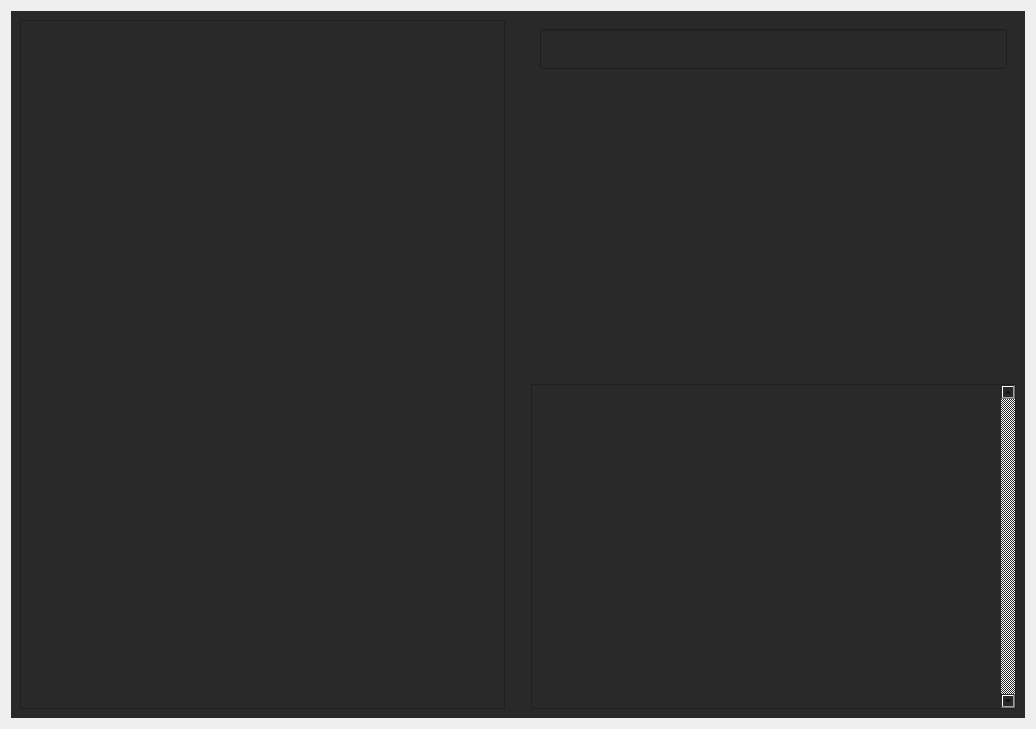
cooperkeenan/Infraction, file dashboard.ui: the form before one commit.
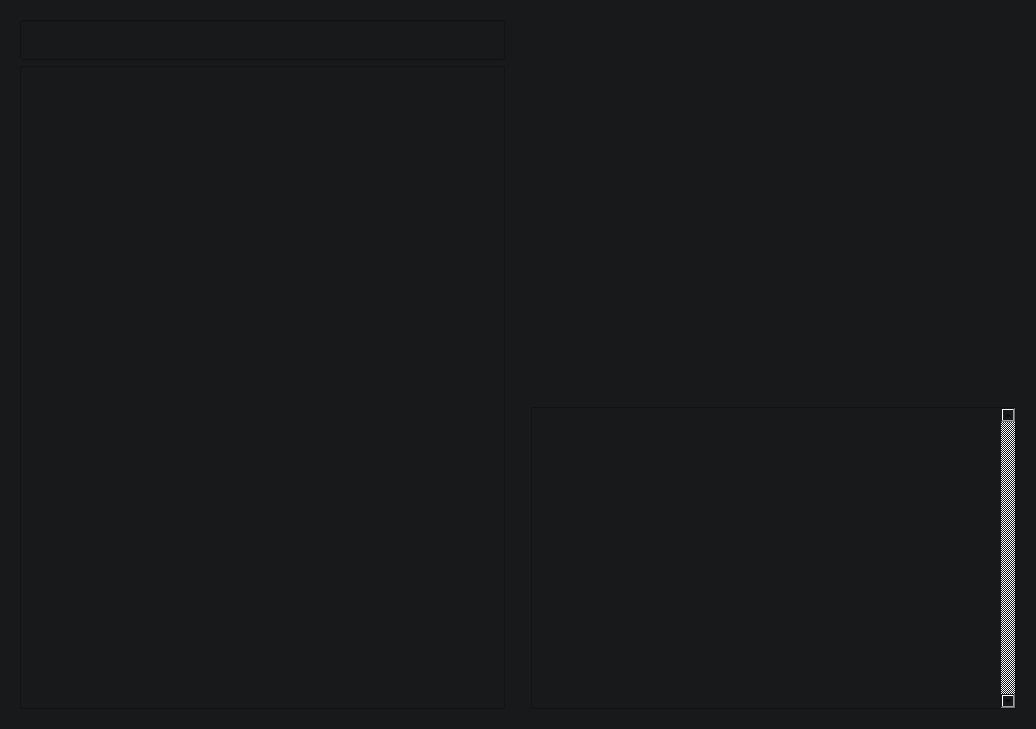
The form after the commit.

Patch:
```diff
--- a/dashboard.ui
+++ b/dashboard.ui
@@ -19,6 +19,10 @@
   <property name="windowTitle">
    <string>Form</string>
   </property>
+  <property name="styleSheet">
+   <string notr="true">
+background-color: #18191A;</string>
+  </property>
   <layout class="QVBoxLayout" name="verticalLayout">
    <item>
     <widget class="QStackedWidget" name="stackedWidget">
@@ -29,15 +33,40 @@
       </sizepolicy>
      </property>
      <property name="styleSheet">
-      <string notr="true">
-background-color: rgb(41, 41, 41);</string>
+      <string notr="true">background-color: #18191A;</string>
      </property>
      <widget class="QWidget" name="page">
+      <property name="styleSheet">
+       <string notr="true">background-color: #18191A;</string>
+      </property>
       <layout class="QGridLayout" name="gridLayout">
-       <item row="0" column="4">
-        <widget class="QWidget" name="widgetContainer" native="true">
-         <layout class="QVBoxLayout" name="verticalLayout_4">
-          <item>
+       <item row="4" column="2">
+        <spacer name="verticalSpacer">
+         <property name="orientation">
+          <enum>Qt::Vertical</enum>
+         </property>
+         <property name="sizeHint" stdset="0">
+          <size>
+           <width>20</width>
+           <height>40</height>
+          </size>
+         </property>
+        </spacer>
+       </item>
+       <item row="1" column="2">
+        <spacer name="verticalSpacer_2">
+         <property name="orientation">
+          <enum>Qt::Vertical</enum>
+         </property>
+         <property name="sizeHint" stdset="0">
+          <size>
+           <width>20</width>
+           <height>40</height>
+          </size>
+         </property>
+        </spacer>
+       </item>
+       <item row="0" column="1">
            <widget class="QLineEdit" name="lbl_searchDriver">
             <property name="sizePolicy">
              <sizepolicy hsizetype="Expanding" vsizetype="Expanding">
@@ -65,26 +94,7 @@
             </property>
            </widget>
           </item>
-          <item>
-           <spacer name="verticalSpacer_3">
-            <property name="orientation">
-             <enum>Qt::Vertical</enum>
-            </property>
-            <property name="sizeHint" stdset="0">
-             <size>
-              <width>20</width>
-              <height>40</height>
-             </size>
-            </property>
-           </spacer>
-          </item>
-          <item>
-           <layout class="QVBoxLayout" name="verticalLayout_3"/>
-          </item>
-         </layout>
-        </widget>
-       </item>
-       <item row="1" column="4">
+       <item row="2" column="4">
         <spacer name="horizontalSpacer_2">
          <property name="orientation">
           <enum>Qt::Horizontal</enum>
@@ -97,10 +107,10 @@
          </property>
         </spacer>
        </item>
-       <item row="0" column="1" rowspan="4">
+       <item row="1" column="1" rowspan="4">
         <widget class="QGraphicsView" name="graphicsView"/>
        </item>
-       <item row="3" column="4">
+       <item row="4" column="4">
         <widget class="QScrollArea" name="scrollArea">
          <property name="sizePolicy">
           <sizepolicy hsizetype="Expanding" vsizetype="Expanding">
@@ -132,7 +142,7 @@
             <x>0</x>
             <y>0</y>
             <width>456</width>
-            <height>313</height>
+            <height>288</height>
            </rect>
           </property>
           <property name="sizePolicy">
@@ -156,31 +166,14 @@
          </widget>
         </widget>
        </item>
-       <item row="0" column="2">
-        <spacer name="verticalSpacer_2">
-         <property name="orientation">
-          <enum>Qt::Vertical</enum>
-         </property>
-         <property name="sizeHint" stdset="0">
-          <size>
-           <width>20</width>
-           <height>40</height>
-          </size>
-         </property>
-        </spacer>
-       </item>
-       <item row="3" column="2">
-        <spacer name="verticalSpacer">
-         <property name="orientation">
-          <enum>Qt::Vertical</enum>
-         </property>
-         <property name="sizeHint" stdset="0">
-          <size>
-           <width>20</width>
-           <height>40</height>
-          </size>
-         </property>
-        </spacer>
+       <item row="1" column="4">
+        <widget class="QWidget" name="widgetContainer" native="true">
+         <layout class="QVBoxLayout" name="verticalLayout_4">
+          <item>
+           <layout class="QVBoxLayout" name="verticalLayout_3"/>
+          </item>
+         </layout>
+        </widget>
        </item>
       </layout>
      </widget>
```
Lines whose indentation alone changed are shown as unchanged.
